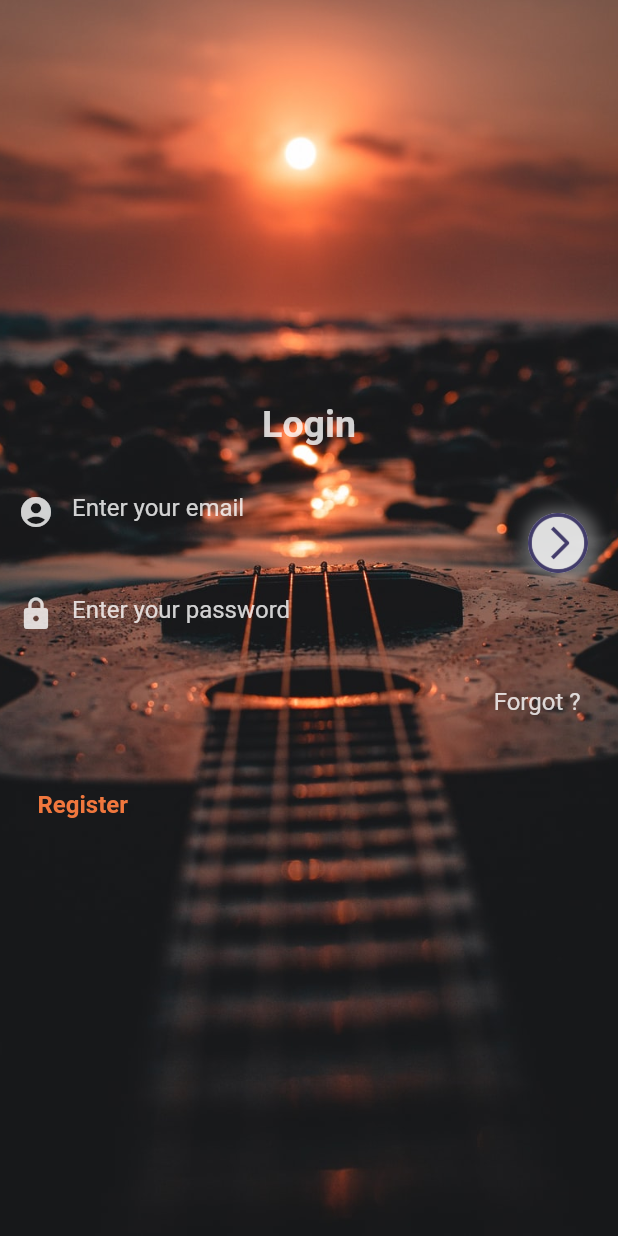
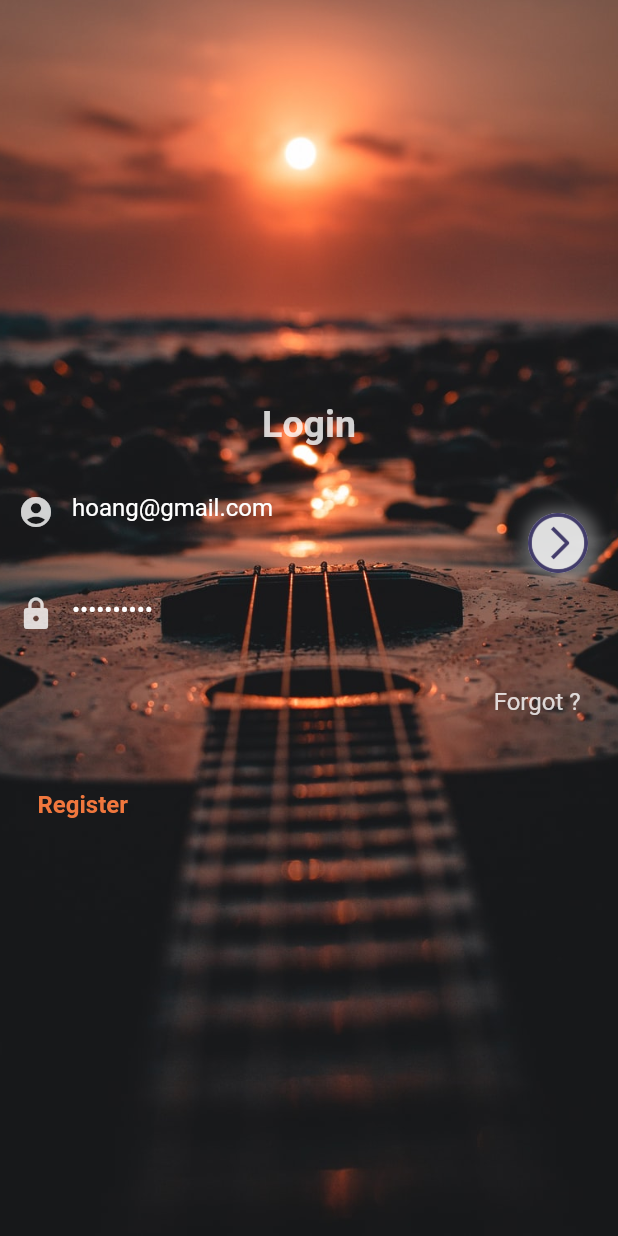
Before and after one commit to sunlight3d/KhoaHocFlutterSmartProT11-2021, a Flutter app: the Login screen opened by its route, on a phone screen of 412 x 824 dp. Run offline on Flutter 3.47's test engine with Material 2 defaults, Android fonts, the phone set to English and light mode, and no system bars; our stand-ins replace localstorage, qr_flutter; missing offline and left inert: qr_code_scanner; network calls fail.

Commit message:
03-12-2021

```diff
--- a/lib/constants/screen_names.dart
+++ b/lib/constants/screen_names.dart
@@ -5,4 +5,5 @@ class ScreenNames {
   static const login = '/Login';
   static const favorites = '/Favorites';
   static const appTab = '/AppTab';
+  static const qrScan = '/QRScan';
 }
--- a/lib/main.dart
+++ b/lib/main.dart
@@ -25,12 +25,15 @@ class MyApp extends StatelessWidget {
         ScreenNames.login: (context) => Login(),
         ScreenNames.favorites: (context) => const Favorites(),
         ScreenNames.appTab: (context) => const AppTab(),
+        ScreenNames.qrScan: (context) => const QRScan(),
+
       },
       //home: Welcome(),
+      home: Barcode()
       //home: Login(),
       //home: Welcome(),
       //home: Country(),
-      home:AppTab()
+      //home:AppTab()
     );
   }
 }
--- a/lib/models/user.dart
+++ b/lib/models/user.dart
@@ -2,13 +2,42 @@ import 'package:flutter/material.dart';
 class User {
   String email, password;
   String? tokenKey = '';
+  int? permission = 0;
+  String? userName = '';
+  DateTime? timestamp;
 
   User({
     required this.email,
-    required this.password,
+    required this.password, //not need to save
     this.tokenKey,
+    this.permission,
+    this.userName,
+    this.timestamp,
   });
+  Map<String, dynamic> get toJson => {
+    'email': email,
+    'tokenKey': tokenKey ?? '',
+    'permission': this.permission ?? 0,
+    'userName': this.userName ?? '',
+    'timestamp': this.timestamp ?? DateTime.now(),
+  };
+  //factory method
+  factory User.fromJson(Map<dynamic, dynamic> dictionary) {
+    print('haha');
+    return User(
+        email: dictionary['email'] ?? '',
+        password: '',
+        tokenKey: dictionary['token'],
+        permission: dictionary['email'].trim() == 'hoang@gmail.com' ? 1 : 2,
+        userName: dictionary['userName'],
+        timestamp: dictionary['timestamp'] ?? DateTime.now()
+    );
+  }
+  static get empty => User(email: '', password: '');
   @override
   //can be "one-line" function
-  String toString() => 'email: ${email}, password: ${password}, tokenKey: ${tokenKey}';
+  String toString() => 'email: ${email}, '
+      'password: ${password}, '
+      'permission: ${permission}, '
+      'tokenKey: ${tokenKey}';
 }
--- a/lib/repositories/repositories.dart
+++ b/lib/repositories/repositories.dart
@@ -3,8 +3,12 @@ import 'dart:async';
 import 'dart:convert';
 import 'package:flutter/material.dart';
 import 'package:http/http.dart' as http;
+import 'package:localstorage/localstorage.dart';
 import 'package:training_app/models/country.dart';
+import 'package:training_app/models/models.dart';
+import 'package:training_app/utilities/date_time.dart';
 part 'country_repository.dart';
+part 'user_repository.dart';
 
 //https://api.first.org/data/v1/countries
 const baseURL = 'https://api.first.org/';
--- a/lib/repositories/student_repository.dart
+++ b/lib/repositories/student_repository.dart
@@ -12,7 +12,7 @@ class StudentRepository {
     - show Loading within 2 seconds
      * */
     //timer
-    return Future.delayed(const Duration(milliseconds: 15000), () {
+    return Future.delayed(const Duration(milliseconds: 2000), () {
       //Promise in js, async/await
       //Future in js, async/await
       if(x == -22) {
--- a/lib/screens/login/login.dart
+++ b/lib/screens/login/login.dart
@@ -2,6 +2,7 @@ import 'package:flutter/material.dart';
 import 'package:training_app/constants/constants.dart';
 import 'package:training_app/constants/images.dart';
 import 'package:training_app/models/models.dart';
+import 'package:training_app/repositories/repositories.dart';
 import 'package:training_app/utilities/utilities.dart';
 class Login extends StatefulWidget {
   //cannot access state(email, password) here !
@@ -12,9 +13,26 @@ class Login extends StatefulWidget {
 class _LoginState extends State<Login> {
   String email = 'hoang@gmail.com';//this is state, internal, private
   String emailError = '';
-  String password = '123456';//this is state, internal, private
+  String password = 'Abc123456@';//this is state, internal, private
   String passwordError = '';
   //validate !
+  /*
+    - save data to sqlite: save username/token key
+  */
+  final _txtEmailController = TextEditingController();
+  final _txtPasswordController = TextEditingController();
+  @override
+  void initState() {
+    super.initState();
+    _txtEmailController.text = email;
+    _txtPasswordController.text = password;
+  }
+  @override
+  void dispose() {
+    super.dispose();
+    _txtEmailController.dispose();
+    _txtPasswordController.dispose();
+  }
   @override
   Widget build(BuildContext context) {
     final screenWidth = MediaQuery.of(context).size.width;
@@ -22,7 +40,7 @@ class _LoginState extends State<Login> {
       body: Stack(
         children: [
           Container(
-            child: Image(
+            child: const Image(
               image: MyImages.wallpaper,
               fit: BoxFit.cover,
             ),
@@ -34,7 +52,7 @@ class _LoginState extends State<Login> {
               mainAxisAlignment: MainAxisAlignment.center,
               crossAxisAlignment: CrossAxisAlignment.center,
               children: [
-                Text(
+                const Text(
                   'Login',
                   textAlign: TextAlign.center,
                   style: TextStyle(
@@ -42,13 +60,14 @@ class _LoginState extends State<Login> {
                       fontWeight: FontWeight.bold,
                       fontSize: FontSizes.h2),
                 ),
-                SizedBox(height: 20,),
+                const SizedBox(height: 20,),
                 Stack(
                   children: [
                     Column(
                       children: [
                         TextField(
-                          style: TextStyle(color: Colors.white),
+                          controller: _txtEmailController,
+                          style: const TextStyle(color: Colors.white),
                           cursorColor: MyColors.light,
                           keyboardType: TextInputType.emailAddress,
                           onChanged: (typedText) {
@@ -88,8 +107,9 @@ class _LoginState extends State<Login> {
                           ),
                           margin: EdgeInsets.symmetric(horizontal: 10),
                         ),
-                        SizedBox(height: 5,),
+                        const SizedBox(height: 5,),
                         TextField(
+                          controller: _txtPasswordController,
                           style: TextStyle(color: Colors.white),
                           cursorColor: MyColors.light,
                           obscureText: true,//display *** when user types
@@ -158,26 +178,50 @@ class _LoginState extends State<Login> {
                           ),
                         ),
                         onTap: () {
-                          if(emailError == ''
+                          final isValid = emailError == ''
                               && passwordError == ''
                               && email.trim().length > 0
-                              && password.length > 0
-                          ) {
-                            print('email = ${email}, password = ${password}');
+                              && password.length > 0;
+                          if(isValid == true) {
+                            UserRepository.instance
+                                .login(email: email, password: password)
+                                .then((loggedInUser) {
+                                  /*
+                                  - after login, save user information
+                                  (email, id, tokenKey, no PASSWORD) to local storage
+                                  - LocalStorage(Native) => SharedPreferences(Android) + CoreData,UserDefault(ios)
+                                  - Restart app, check login => navigate to AppTab
+                                  * */
                                   /*
                                   Navigator.pushNamed(context,
                                       ScreenNames.favorites,
+                                      //for testing
                                       arguments: User(email: email, password: password)
                                   );
                                    */
-                            //must push to AppTab, inside AppTab, there are 4 sub-screens
+                                  UserRepository.instance
+                                      .saveToLocalStorage(user: User(
+                                      email: email,
+                                      password: password,
+                                      tokenKey: loggedInUser.tokenKey,
+                                      permission: loggedInUser.permission,
+                                      userName: loggedInUser.userName
+                                  )).then((value) {
+                                    Navigator.pushNamed(context, ScreenNames.appTab);
+                                  }).catchError((error){
 
+                                  });
+                                  //sava sqlite => call
+                            }).catchError((error) {
+                              print('haha');
+                            });
                           } else {
                             alert(context: context,
                                 title: 'Invalid',
                                 content: 'Please input valid email/password'
                             );
                           }
+
                         },
                       ),
                       right: 20,
--- a/lib/screens/screens.dart
+++ b/lib/screens/screens.dart
@@ -3,3 +3,6 @@ export 'login/login.dart';
 export 'favorites/favorites.dart';
 export 'apptab/app_tab.dart';
 export 'country/country.dart';
+export 'profile/profile.dart';
+export 'barcode/barcode.dart';
+export 'barcode/qr_scan.dart';
--- a/lib/utilities/date_time.dart
+++ b/lib/utilities/date_time.dart
@@ -1,5 +1,7 @@
 //function with named parameters
 //let's refactor this function
+import 'package:intl/intl.dart';
+final DateFormat dateFormat = DateFormat("yyyy-MM-dd HH:mm:ss");
 int yearsBetween({DateTime? from, DateTime? to}) {
   if(from == null || to == null) {
     return 0;
@@ -8,3 +10,7 @@ int yearsBetween({DateTime? from, DateTime? to}) {
   to = DateTime(to.year, to.month, to.day);
   return (to.difference(from).inHours / (24*365)).round();
 }
+DateTime convertStringToDateTime(String stringDateTime)
+  => dateFormat.parse(stringDateTime);
+String convertDateTimeToString(DateTime datetime)
+  => dateFormat.format(datetime);
--- a/pubspec.yaml
+++ b/pubspec.yaml
@@ -35,6 +35,11 @@ dependencies:
   # Use with the CupertinoIcons class for iOS style icons.
   cupertino_icons: ^1.0.2
   firebase_storage: 10.0.7
+#  sqflite: ^2.0.0+4
+  localstorage: ^4.0.0+1
+  intl: ^0.17.0 #like moment.js
+  qr_flutter: ^4.0.0
+  qr_code_scanner: ^0.6.1
 
 dev_dependencies:
   flutter_test:
```
Also changed, not shown: lib/repositories/user_repository.dart (added, +64 -0 lines), lib/screens/apptab/app_tab.dart (+25 -18 lines), lib/screens/barcode/barcode.dart (added, +142 -0 lines), lib/screens/barcode/qr_scan.dart (added, +37 -0 lines), lib/screens/country/country.dart (+19 -9 lines), lib/screens/country/select_country.dart (+57 -21 lines), lib/screens/profile/profile.dart (added, +26 -0 lines), lib/screens/welcome/welcome.dart (+25 -1 lines), design/barcode.png (added), 4 other files. Lines whose indentation alone changed are shown as unchanged.
